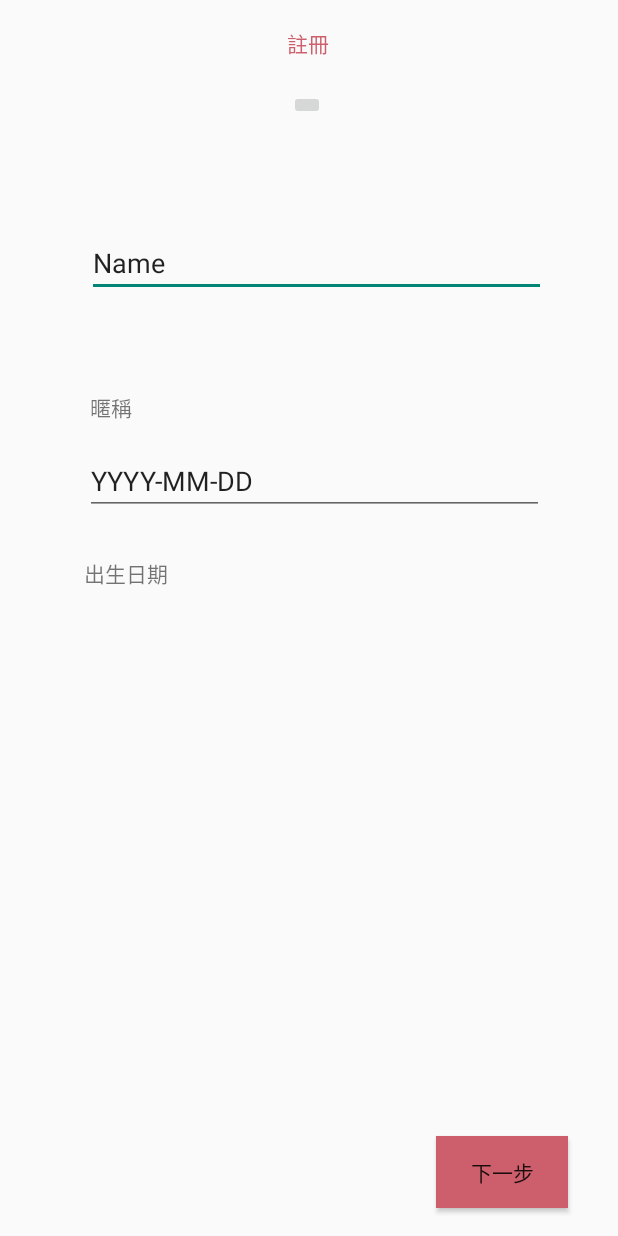
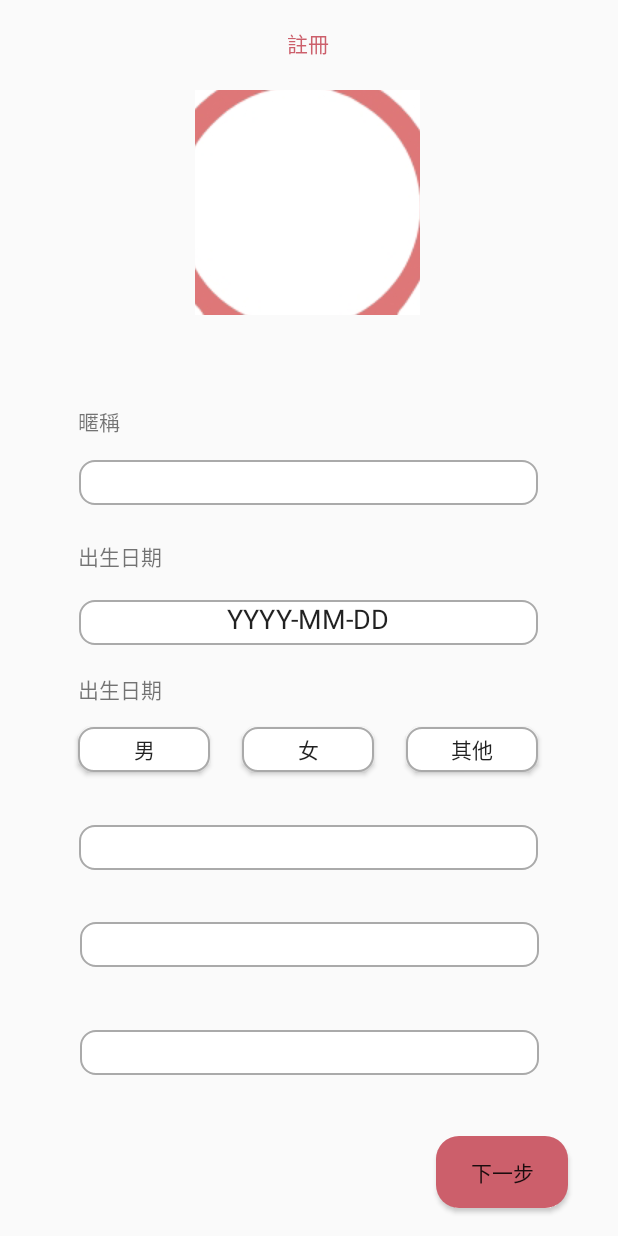
Before and after one commit to candiceliao/NTUEMIE109-DatingApp, an Android app: the SignUpActivity screen opened directly, with no data from a screen before it, on a phone screen of 412 x 824 dp. Run offline under Robolectric (Android 15) with nearby library versions, the phone set to English and light mode, and no system bars.

Commit message:
add style of text box

```diff
--- /dev/null
+++ b/app/src/main/res/drawable/edit_text_corner.xml
@@ -0,0 +1,26 @@
+<?xml version="1.0" encoding="utf-8"?>
+<selector xmlns:android="http://schemas.android.com/apk/res/android">
+
+    <!-- 按壓時 -->
+    <item android:state_pressed="true">
+        <shape android:shape="rectangle">
+            <corners android:radius="10dip" />
+            <solid android:color="@android:color/secondary_text_dark"/>
+            <stroke
+                android:color="@android:color/primary_text_light_nodisable"
+                android:width="1dp"/>
+        </shape>
+    </item>
+
+    <!-- 預設時 -->
+    <item>
+        <shape android:shape="rectangle"  >
+            <corners android:radius="10dip" />
+            <solid android:color="@android:color/white"/>
+            <stroke
+                android:color="@android:color/darker_gray"
+                android:width="1dp"/>
+        </shape>
+    </item>
+
+</selector>
--- a/app/src/main/res/layout/activity_sign_up.xml
+++ b/app/src/main/res/layout/activity_sign_up.xml
@@ -16,7 +16,7 @@
         android:layout_marginEnd="8dp"
         android:layout_marginRight="8dp"
         android:text="@string/nextBtn"
-        android:background="@color/colorWelcomeBg"
+        android:background="@drawable/button_pink_corner"
         app:layout_constraintBottom_toBottomOf="parent"
         app:layout_constraintEnd_toEndOf="parent"
         app:layout_constraintHorizontal_bias="0.918"
@@ -42,17 +42,21 @@
     <ImageButton
         android:id="@+id/imageButton"
         style="@style/Animation.AppCompat.DropDownUp"
-        android:layout_width="wrap_content"
-        android:layout_height="wrap_content"
+        android:layout_width="150dp"
+        android:layout_height="150dp"
         android:layout_marginStart="8dp"
         android:layout_marginLeft="8dp"
         android:layout_marginTop="60dp"
         android:layout_marginEnd="8dp"
         android:layout_marginRight="8dp"
+        android:layout_marginBottom="8dp"
+        app:layout_constraintBottom_toBottomOf="parent"
         app:layout_constraintEnd_toEndOf="parent"
         app:layout_constraintHorizontal_bias="0.497"
         app:layout_constraintStart_toStartOf="parent"
         app:layout_constraintTop_toTopOf="parent"
+        app:layout_constraintVertical_bias="0.0"
+        app:srcCompat="@drawable/default_man"
         tools:srcCompat="@tools:sample/avatars" />
 
     <TextView
@@ -65,10 +69,10 @@
         android:text="@string/nickName"
         app:layout_constraintBottom_toBottomOf="parent"
         app:layout_constraintEnd_toEndOf="parent"
-        app:layout_constraintHorizontal_bias="0.138"
+        app:layout_constraintHorizontal_bias="0.117"
         app:layout_constraintStart_toStartOf="parent"
         app:layout_constraintTop_toTopOf="parent"
-        app:layout_constraintVertical_bias="0.328" />
+        app:layout_constraintVertical_bias="0.34" />
 
     <TextView
         android:id="@+id/birthday"
@@ -80,15 +84,30 @@
         android:text="@string/birthday"
         app:layout_constraintBottom_toBottomOf="parent"
         app:layout_constraintEnd_toEndOf="parent"
-        app:layout_constraintHorizontal_bias="0.138"
+        app:layout_constraintHorizontal_bias="0.126"
         app:layout_constraintStart_toStartOf="parent"
         app:layout_constraintTop_toTopOf="parent"
-        app:layout_constraintVertical_bias="0.467" />
+        app:layout_constraintVertical_bias="0.565" />
+
+    <TextView
+        android:id="@+id/birthday2"
+        android:layout_width="wrap_content"
+        android:layout_height="wrap_content"
+        android:layout_marginStart="8dp"
+        android:layout_marginLeft="8dp"
+        android:layout_marginBottom="8dp"
+        android:text="@string/birthday"
+        app:layout_constraintBottom_toBottomOf="parent"
+        app:layout_constraintEnd_toEndOf="parent"
+        app:layout_constraintHorizontal_bias="0.126"
+        app:layout_constraintStart_toStartOf="parent"
+        app:layout_constraintTop_toTopOf="parent"
+        app:layout_constraintVertical_bias="0.453" />
 
     <EditText
         android:id="@+id/nameEditText"
         android:layout_width="306dp"
-        android:layout_height="41dp"
+        android:layout_height="30dp"
         android:layout_marginStart="8dp"
         android:layout_marginLeft="8dp"
         android:layout_marginTop="8dp"
@@ -97,18 +116,95 @@
         android:layout_marginBottom="8dp"
         android:ems="10"
         android:inputType="textPersonName"
-        android:text="Name"
+        android:singleLine="false"
+        android:gravity="center_horizontal"
+        android:background="@drawable/edit_text_corner"
         app:layout_constraintBottom_toBottomOf="parent"
         app:layout_constraintEnd_toEndOf="parent"
-        app:layout_constraintHorizontal_bias="0.559"
+        app:layout_constraintHorizontal_bias="0.494"
         app:layout_constraintStart_toStartOf="parent"
-        app:layout_constraintTop_toBottomOf="@+id/imageButton"
-        app:layout_constraintVertical_bias="0.1" />
+        app:layout_constraintTop_toTopOf="parent"
+        app:layout_constraintVertical_bias="0.384" />
 
     <EditText
-        android:id="@+id/birthdayEditText"
+        android:id="@+id/birthdayEditText3"
         android:layout_width="306dp"
-        android:layout_height="41dp"
+        android:layout_height="30dp"
+        android:layout_marginStart="8dp"
+        android:layout_marginLeft="8dp"
+        android:layout_marginTop="8dp"
+        android:layout_marginEnd="8dp"
+        android:layout_marginRight="8dp"
+        android:layout_marginBottom="8dp"
+        android:background="@drawable/edit_text_corner"
+        android:ems="10"
+        android:inputType="textPersonName"
+        android:text="YYYY-MM-DD"
+        android:gravity="center_horizontal"
+        app:layout_constraintBottom_toBottomOf="parent"
+        app:layout_constraintEnd_toEndOf="parent"
+        app:layout_constraintHorizontal_bias="0.494"
+        app:layout_constraintStart_toStartOf="parent"
+        app:layout_constraintTop_toTopOf="parent"
+        app:layout_constraintVertical_bias="0.504" />
+
+    <Button
+        android:id="@+id/male_btn"
+        android:layout_width="wrap_content"
+        android:layout_height="30dp"
+        android:layout_marginStart="8dp"
+        android:layout_marginLeft="8dp"
+        android:layout_marginTop="8dp"
+        android:layout_marginEnd="8dp"
+        android:layout_marginRight="8dp"
+        android:layout_marginBottom="8dp"
+        android:background="@drawable/edit_text_corner"
+        android:text="男"
+        app:layout_constraintBottom_toBottomOf="parent"
+        app:layout_constraintEnd_toStartOf="@+id/female_btn"
+        app:layout_constraintHorizontal_bias="0.771"
+        app:layout_constraintStart_toStartOf="parent"
+        app:layout_constraintTop_toTopOf="parent"
+        app:layout_constraintVertical_bias="0.613" />
+
+    <Button
+        android:id="@+id/female_btn"
+        android:layout_width="wrap_content"
+        android:layout_height="30dp"
+        android:layout_marginTop="8dp"
+        android:layout_marginBottom="8dp"
+        android:background="@drawable/edit_text_corner"
+        android:text="女"
+        app:layout_constraintBottom_toBottomOf="parent"
+        app:layout_constraintEnd_toStartOf="@+id/other_gender_btn"
+        app:layout_constraintHorizontal_bias="0.884"
+        app:layout_constraintStart_toStartOf="parent"
+        app:layout_constraintTop_toTopOf="parent"
+        app:layout_constraintVertical_bias="0.613" />
+
+    <Button
+        android:id="@+id/other_gender_btn"
+        android:layout_width="wrap_content"
+        android:layout_height="30dp"
+        android:layout_marginStart="8dp"
+        android:layout_marginLeft="8dp"
+        android:layout_marginTop="8dp"
+        android:layout_marginEnd="8dp"
+        android:layout_marginRight="8dp"
+        android:layout_marginBottom="8dp"
+        android:background="@drawable/edit_text_corner"
+        android:text="其他"
+        app:layout_constraintBottom_toBottomOf="parent"
+        app:layout_constraintEnd_toEndOf="parent"
+        app:layout_constraintHorizontal_bias="0.853"
+        app:layout_constraintStart_toStartOf="parent"
+        app:layout_constraintTop_toTopOf="parent"
+        app:layout_constraintVertical_bias="0.613" />
+
+    <EditText
+        android:id="@+id/mailEditText"
+        android:layout_width="306dp"
+        android:layout_height="30dp"
         android:layout_marginStart="8dp"
         android:layout_marginLeft="8dp"
         android:layout_marginTop="8dp"
@@ -116,12 +212,54 @@
         android:layout_marginRight="8dp"
         android:layout_marginBottom="8dp"
         android:ems="10"
-        android:inputType="textPersonName"
-        android:text="YYYY-MM-DD"
+        android:gravity="center_horizontal"
+        android:background="@drawable/edit_text_corner"
+        android:inputType="textEmailAddress"
         app:layout_constraintBottom_toBottomOf="parent"
         app:layout_constraintEnd_toEndOf="parent"
-        app:layout_constraintHorizontal_bias="0.539"
+        app:layout_constraintHorizontal_bias="0.494"
         app:layout_constraintStart_toStartOf="parent"
-        app:layout_constraintTop_toBottomOf="@+id/imageButton"
-        app:layout_constraintVertical_bias="0.312" />
+        app:layout_constraintTop_toTopOf="parent"
+        app:layout_constraintVertical_bias="0.697" />
+
+    <EditText
+        android:id="@+id/pwdEditText"
+        android:layout_width="306dp"
+        android:layout_height="30dp"
+        android:layout_marginStart="8dp"
+        android:layout_marginLeft="8dp"
+        android:layout_marginTop="8dp"
+        android:layout_marginEnd="8dp"
+        android:layout_marginRight="8dp"
+        android:layout_marginBottom="8dp"
+        android:ems="10"
+        android:gravity="center_horizontal"
+        android:background="@drawable/edit_text_corner"
+        android:inputType="textPassword"
+        app:layout_constraintBottom_toBottomOf="parent"
+        app:layout_constraintEnd_toEndOf="parent"
+        app:layout_constraintStart_toStartOf="parent"
+        app:layout_constraintTop_toTopOf="parent"
+        app:layout_constraintVertical_bias="0.78" />
+
+    <EditText
+        android:id="@+id/reEnterPwdEditText"
+        android:layout_width="306dp"
+        android:layout_height="30dp"
+        android:layout_marginStart="8dp"
+        android:layout_marginLeft="8dp"
+        android:layout_marginTop="8dp"
+        android:layout_marginEnd="8dp"
+        android:layout_marginRight="8dp"
+        android:layout_marginBottom="8dp"
+        android:background="@drawable/edit_text_corner"
+        android:ems="10"
+        android:gravity="center_horizontal"
+        android:inputType="textPassword"
+        app:layout_constraintBottom_toBottomOf="parent"
+        app:layout_constraintEnd_toEndOf="parent"
+        app:layout_constraintHorizontal_bias="0.505"
+        app:layout_constraintStart_toStartOf="parent"
+        app:layout_constraintTop_toTopOf="parent"
+        app:layout_constraintVertical_bias="0.872" />
 </android.support.constraint.ConstraintLayout>
```
Also changed, not shown: app/src/main/res/drawable/default_man.png (added).
